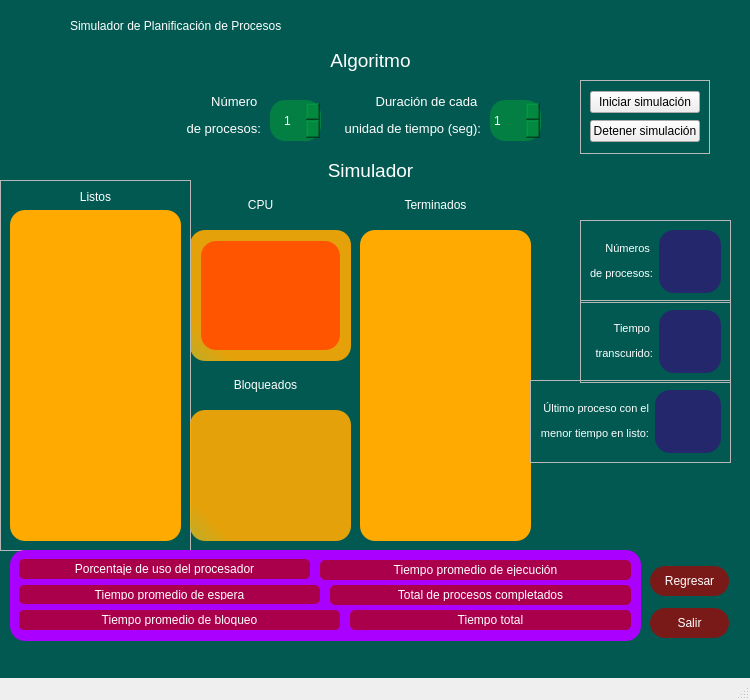
Old version of the form simulador/process_window_6.ui in the repository Karedu/Simulador-de-planificador-de-procesos.
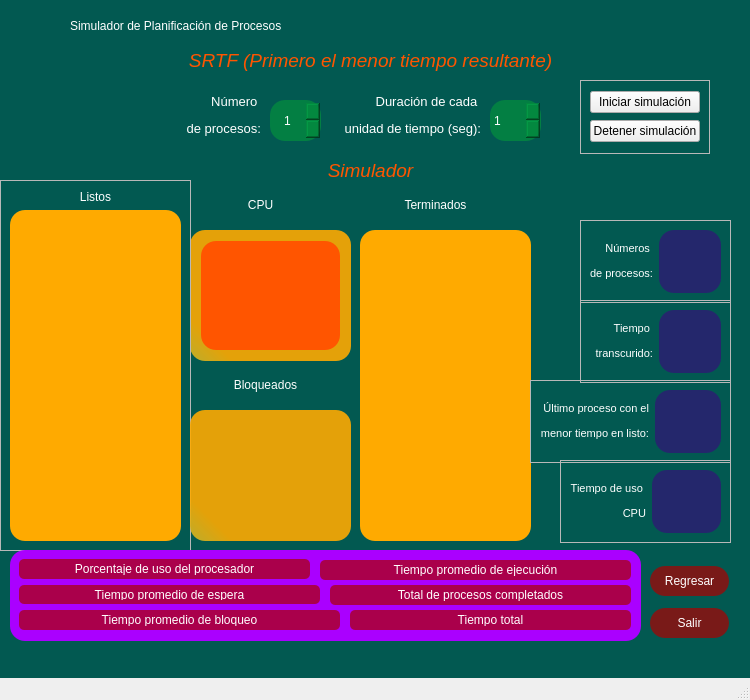
New version of the form.

Patch:
```diff
--- a/simulador/process_window_6.ui
+++ b/simulador/process_window_6.ui
@@ -62,11 +62,11 @@
     </property>
     <property name="styleSheet">
      <string notr="true">font: 600 18pt &quot;Segoe UI Semibold&quot;;
-color: white;
+color: rgb(255, 85, 0);
 text-align: center;</string>
     </property>
     <property name="text">
-     <string>&lt;html&gt;&lt;head/&gt;&lt;body&gt;&lt;p align=&quot;center&quot;&gt;&lt;span style=&quot; font-size:14pt;&quot;&gt;Algoritmo&lt;/span&gt;&lt;/p&gt;&lt;/body&gt;&lt;/html&gt;</string>
+     <string>&lt;html&gt;&lt;head/&gt;&lt;body&gt;&lt;p align=&quot;center&quot;&gt;&lt;span style=&quot; font-size:14pt; font-style:italic;&quot;&gt;SRTF (Primero el menor tiempo resultante)&lt;/span&gt;&lt;/p&gt;&lt;/body&gt;&lt;/html&gt;</string>
     </property>
    </widget>
    <widget class="QWidget" name="widget" native="true">
@@ -356,11 +356,11 @@
     </property>
     <property name="styleSheet">
      <string notr="true">font: 600 18pt &quot;Segoe UI Semibold&quot;;
-color: white;
+color: rgb(255, 85, 0);
 text-align: center;</string>
     </property>
     <property name="text">
-     <string>&lt;html&gt;&lt;head/&gt;&lt;body&gt;&lt;p align=&quot;center&quot;&gt;&lt;span style=&quot; font-size:14pt;&quot;&gt;Simulador&lt;/span&gt;&lt;/p&gt;&lt;/body&gt;&lt;/html&gt;</string>
+     <string>&lt;html&gt;&lt;head/&gt;&lt;body&gt;&lt;p align=&quot;center&quot;&gt;&lt;span style=&quot; font-size:14pt; font-style:italic;&quot;&gt;Simulador&lt;/span&gt;&lt;/p&gt;&lt;/body&gt;&lt;/html&gt;</string>
     </property>
    </widget>
    <widget class="QFrame" name="frame_7">
@@ -721,6 +721,56 @@
 </string>
     </property>
    </widget>
+   <widget class="QFrame" name="frame_11">
+    <property name="geometry">
+     <rect>
+      <x>560</x>
+      <y>460</y>
+      <width>171</width>
+      <height>83</height>
+     </rect>
+    </property>
+    <property name="frameShape">
+     <enum>QFrame::StyledPanel</enum>
+    </property>
+    <property name="frameShadow">
+     <enum>QFrame::Raised</enum>
+    </property>
+    <layout class="QHBoxLayout" name="horizontalLayout_6">
+     <item>
+      <widget class="QLabel" name="label_20">
+       <property name="styleSheet">
+        <string notr="true">font: 600 12pt &quot;Segoe UI Semibold&quot;;
+color: white;
+text-align: center;</string>
+       </property>
+       <property name="text">
+        <string>&lt;html&gt;&lt;head/&gt;&lt;body&gt;&lt;p align=&quot;right&quot;&gt;&lt;span style=&quot; font-size:8pt;&quot;&gt;Tiempo de uso &lt;/span&gt;&lt;/p&gt;&lt;p align=&quot;right&quot;&gt;&lt;span style=&quot; font-size:8pt;&quot;&gt;CPU&lt;/span&gt;&lt;/p&gt;&lt;/body&gt;&lt;/html&gt;</string>
+       </property>
+      </widget>
+     </item>
+     <item>
+      <widget class="QLabel" name="label_21">
+       <property name="toolTip">
+        <string>&lt;html&gt;&lt;head/&gt;&lt;body&gt;&lt;p align=&quot;right&quot;&gt;&lt;br/&gt;&lt;/p&gt;&lt;/body&gt;&lt;/html&gt;</string>
+       </property>
+       <property name="styleSheet">
+        <string notr="true">background-color: rgba(59, 3, 127, 150);
+border-radius: 15px;
+padding: 2px;
+color: white;
+font: 18pt &quot;Segoe UI&quot;;</string>
+       </property>
+       <property name="text">
+        <string>&lt;html&gt;&lt;head/&gt;&lt;body&gt;&lt;p align=&quot;center&quot;&gt;&lt;br/&gt;&lt;/p&gt;&lt;/body&gt;&lt;/html&gt;</string>
+       </property>
+       <property name="alignment">
+        <set>Qt::AlignCenter</set>
+       </property>
+      </widget>
+     </item>
+    </layout>
+   </widget>
   </widget>
   <widget class="QMenuBar" name="menubar">
    <property name="geometry">
```
Left out of the diff: 8 changed lines with no effect on the pictures.
